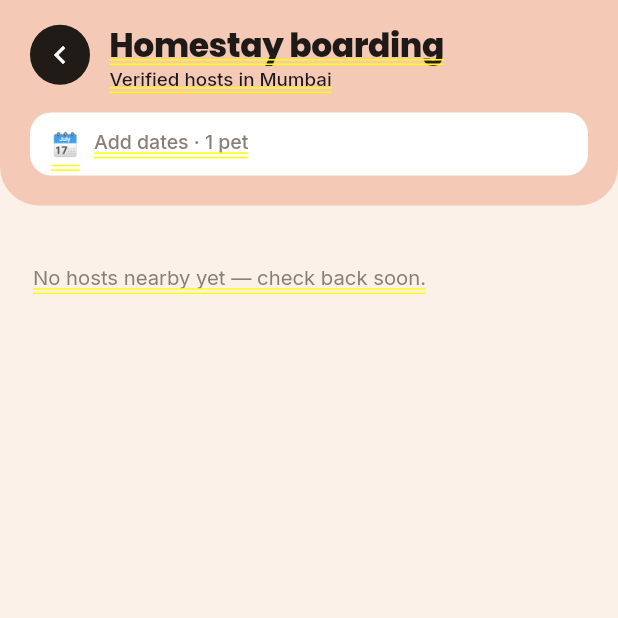
After one commit to Akshit-1201/Pet-Aggregator-App, a Flutter app: the HomestayListScreen screen opened by its route, on a phone screen of 412 x 824 dp, the top half of it. The commit adds this screen. Run offline on Flutter 3.47's test engine with Material 3 defaults, Android fonts, the light colour scheme and no system bars; our stand-ins replace cloud_firestore, firebase_auth, firebase_core, flutter_riverpod, go_router, google_fonts; accounts and stored records are empty.

Commit message:
feat: add Homestay list screen (live hosts, setup banner) + /homestay route; wire Home tile

```diff
--- a/lib/core/router/app_router.dart
+++ b/lib/core/router/app_router.dart
@@ -14,6 +14,7 @@ import '../../features/discovery/woof_match_screen.dart';
 import '../../features/home/home_screen.dart';
 import '../../features/home/home_shell.dart';
 import '../../features/home/placeholder_tab.dart';
+import '../../features/homestay/homestay_list_screen.dart';
 import '../../features/homestay/host_setup_screen.dart';
 import '../../features/onboarding/splash_screen.dart';
 import '../../features/onboarding/onboarding_screen.dart';
@@ -63,6 +64,7 @@ GoRouter buildRouter({required AuthRepository auth, String initialLocation = Rou
       GoRoute(path: Routes.payment, builder: (_, state) => PaymentScreen(draft: state.extra as Booking?)),
       GoRoute(path: Routes.bookingConfirmed, builder: (_, state) => BookingConfirmedScreen(booking: state.extra as Booking?)),
       GoRoute(path: Routes.hostSetup, builder: (_, _) => const HostSetupScreen()),
+      GoRoute(path: Routes.homestay, builder: (_, _) => const HomestayListScreen()),
       StatefulShellRoute.indexedStack(
         builder: (_, _, shell) => HomeShell(navigationShell: shell),
         branches: [
--- a/lib/features/home/home_screen.dart
+++ b/lib/features/home/home_screen.dart
@@ -60,7 +60,7 @@ class HomeScreen extends ConsumerWidget {
                     _QuickAction(emoji: '🦮', title: 'Services', subtitle: 'Walkers, sitters, groomers',
                       bg: c.butter, fg: c.text, onTap: () => context.go(Routes.services)),
                     _QuickAction(emoji: '🏡', title: 'Homestay', subtitle: 'Verified boarding hosts',
-                      bg: c.lav, fg: c.text, onTap: () => context.go(Routes.services)),
+                      bg: c.lav, fg: c.text, onTap: () => context.push(Routes.homestay)),
                     _QuickAction(emoji: '💬', title: 'Community', subtitle: 'Ask, share, lost & found',
                       bg: c.mint, fg: c.text, onTap: () => context.go(Routes.community)),
                   ],
--- /dev/null
+++ b/lib/features/homestay/homestay_list_screen.dart
@@ -0,0 +1,169 @@
+import 'package:flutter/material.dart';
+import 'package:flutter_riverpod/flutter_riverpod.dart';
+import 'package:go_router/go_router.dart';
+import '../../core/router/routes.dart';
+import '../../core/theme/app_colors.dart';
+import '../../core/theme/app_typography.dart';
+import '../../data/models/homestay.dart';
+import '../../data/models/role.dart';
+import '../../data/repositories/providers.dart';
+
+class HomestayListScreen extends ConsumerWidget {
+  const HomestayListScreen({super.key});
+
+  @override
+  Widget build(BuildContext context, WidgetRef ref) {
+    final c = context.pg;
+    final hostsAsync = ref.watch(homestaysProvider);
+    final currentHomestay = ref.watch(currentHomestayProvider);
+    final profile = ref.watch(currentUserProfileProvider).value;
+    final area = (profile?.area.isNotEmpty ?? false) ? profile!.area : 'Mumbai';
+    final isHostWithoutListing = profile?.role == Role.homestayHost &&
+        currentHomestay.hasValue && currentHomestay.value == null;
+
+    return Container(
+      color: c.bg,
+      child: SafeArea(
+        bottom: false,
+        child: Column(crossAxisAlignment: CrossAxisAlignment.start, children: [
+          Container(
+            width: double.infinity,
+            padding: const EdgeInsets.fromLTRB(20, 14, 20, 20),
+            decoration: BoxDecoration(color: c.peach,
+              borderRadius: const BorderRadius.vertical(bottom: Radius.circular(26))),
+            child: Column(crossAxisAlignment: CrossAxisAlignment.start, children: [
+              Row(children: [
+                GestureDetector(
+                  onTap: () => context.canPop() ? context.pop() : context.go(Routes.home),
+                  child: Container(
+                    width: 40, height: 40, alignment: Alignment.center,
+                    decoration: BoxDecoration(color: c.ink, shape: BoxShape.circle),
+                    child: const Icon(Icons.chevron_left, color: Colors.white)),
+                ),
+                const SizedBox(width: 13),
+                Expanded(child: Column(crossAxisAlignment: CrossAxisAlignment.start, children: [
+                  Text('Homestay boarding',
+                    style: PgText.poppins(22, FontWeight.w800, color: c.text, ls: -0.3)),
+                  Text('Verified hosts in $area',
+                    style: PgText.inter(12.5, FontWeight.w500, color: c.text)),
+                ])),
+              ]),
+              const SizedBox(height: 16),
+              Container(
+                padding: const EdgeInsets.symmetric(horizontal: 14, vertical: 12),
+                decoration: BoxDecoration(color: c.surface, borderRadius: BorderRadius.circular(14)),
+                child: Row(children: [
+                  const Text('🗓️', style: TextStyle(fontSize: 15)),
+                  const SizedBox(width: 10),
+                  Expanded(child: Text('Add dates · 1 pet',
+                    style: PgText.inter(13, FontWeight.w500, color: c.muted))),
+                ]),
+              ),
+            ]),
+          ),
+          Expanded(
+            child: ListView(
+              padding: const EdgeInsets.fromLTRB(22, 18, 22, 22),
+              children: [
+                if (isHostWithoutListing)
+                  GestureDetector(
+                    onTap: () => context.push(Routes.hostSetup),
+                    child: Container(
+                      margin: const EdgeInsets.only(bottom: 16),
+                      padding: const EdgeInsets.all(15),
+                      decoration: BoxDecoration(color: c.brandSoft, borderRadius: BorderRadius.circular(16)),
+                      child: Row(children: [
+                        const Text('🏡', style: TextStyle(fontSize: 22)),
+                        const SizedBox(width: 12),
+                        Expanded(child: Column(crossAxisAlignment: CrossAxisAlignment.start, children: [
+                          Text('Set up your homestay',
+                            style: PgText.poppins(14.5, FontWeight.w700, color: c.text)),
+                          Text('List your home so parents can book boarding',
+                            style: PgText.inter(12.5, FontWeight.w400, color: c.muted)),
+                        ])),
+                        Icon(Icons.chevron_right, color: c.brand),
+                      ]),
+                    ),
+                  ),
+                hostsAsync.when(
+                  loading: () => const Padding(padding: EdgeInsets.symmetric(vertical: 30),
+                    child: Center(child: CircularProgressIndicator())),
+                  error: (e, _) => Text('Could not load hosts.',
+                    style: PgText.inter(13.5, FontWeight.w500, color: c.muted)),
+                  data: (hosts) {
+                    if (hosts.isEmpty) {
+                      return Padding(padding: const EdgeInsets.symmetric(vertical: 24),
+                        child: Text('No hosts nearby yet — check back soon.',
+                          style: PgText.inter(13.5, FontWeight.w400, color: c.muted)));
+                    }
+                    return Column(children: [
+                      for (final h in hosts) ...[_HostCard(homestay: h), const SizedBox(height: 14)],
+                    ]);
+                  },
+                ),
+              ],
+            ),
+          ),
+        ]),
+      ),
+    );
+  }
+}
+
+class _HostCard extends StatelessWidget {
+  final Homestay homestay;
+  const _HostCard({required this.homestay});
+
+  @override
+  Widget build(BuildContext context) {
+    final c = context.pg;
+    final h = homestay;
+    final rating = h.reviewCount == 0 ? 'New' : '★ ${h.rating.toStringAsFixed(1)}';
+    return GestureDetector(
+      onTap: () => context.push(Routes.host, extra: h),
+      child: Container(
+        clipBehavior: Clip.antiAlias,
+        decoration: BoxDecoration(color: c.surface, border: Border.all(color: c.border),
+          borderRadius: BorderRadius.circular(20), boxShadow: c.shadowSm),
+        child: Column(crossAxisAlignment: CrossAxisAlignment.start, children: [
+          Stack(children: [
+            Container(height: 150, width: double.infinity, color: c.surface2,
+              alignment: Alignment.center,
+              child: Text(h.homeType.emoji, style: const TextStyle(fontSize: 40))),
+            if (h.verified)
+              Positioned(top: 12, left: 12, child: Container(
+                padding: const EdgeInsets.symmetric(horizontal: 10, vertical: 5),
+                decoration: BoxDecoration(color: c.surface, borderRadius: BorderRadius.circular(20),
+                  boxShadow: c.shadowSm),
+                child: Row(mainAxisSize: MainAxisSize.min, children: [
+                  Icon(Icons.verified, size: 13, color: c.brand),
+                  const SizedBox(width: 4),
+                  Text('Verified host', style: PgText.inter(11.5, FontWeight.w700, color: c.brand)),
+                ]))),
+          ]),
+          Padding(
+            padding: const EdgeInsets.all(14),
+            child: Row(crossAxisAlignment: CrossAxisAlignment.start, children: [
+              Expanded(child: Column(crossAxisAlignment: CrossAxisAlignment.start, children: [
+                Text(h.homeName, maxLines: 1, overflow: TextOverflow.ellipsis,
+                  style: PgText.poppins(15.5, FontWeight.w700, color: c.text)),
+                const SizedBox(height: 2),
+                Text('${h.hostName} · ${h.area}', maxLines: 1, overflow: TextOverflow.ellipsis,
+                  style: PgText.inter(12.5, FontWeight.w400, color: c.muted)),
+                const SizedBox(height: 10),
+                Row(children: [
+                  Text('₹${h.ratePerNight}', style: PgText.poppins(17, FontWeight.w800, color: c.brand)),
+                  Text(' / night', style: PgText.inter(12.5, FontWeight.w400, color: c.faint)),
+                ]),
+              ])),
+              Container(
+                padding: const EdgeInsets.symmetric(horizontal: 9, vertical: 4),
+                decoration: BoxDecoration(color: c.brandSoft, borderRadius: BorderRadius.circular(20)),
+                child: Text(rating, style: PgText.inter(12, FontWeight.w700, color: c.brandDeep))),
+            ]),
+          ),
+        ]),
+      ),
+    );
+  }
+}
```
Also changed, not shown: 1 other file.
